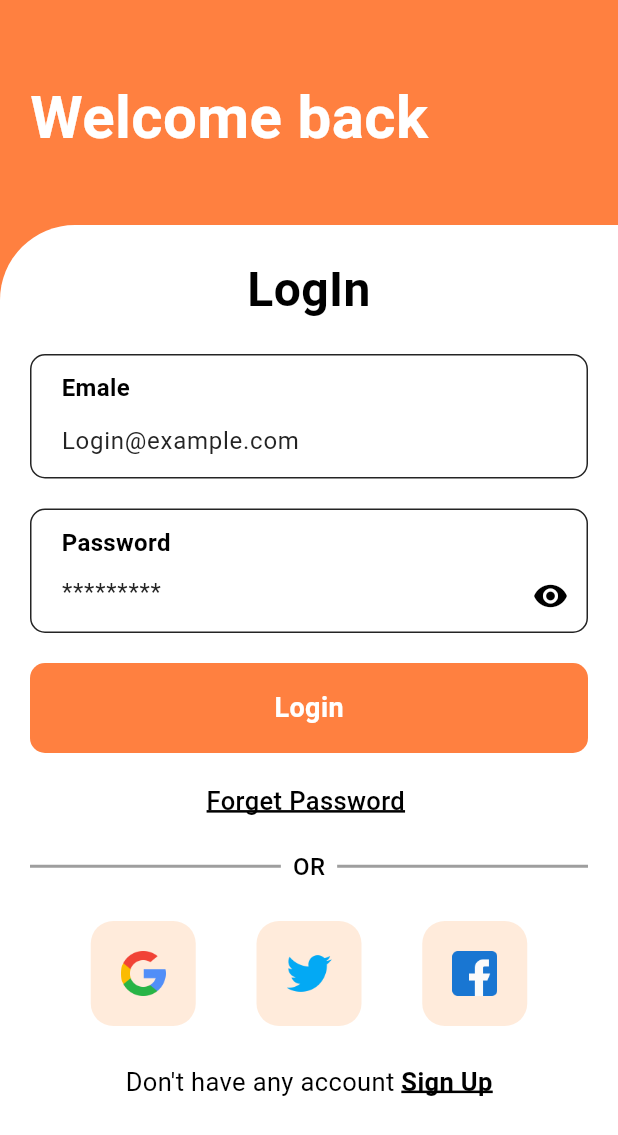
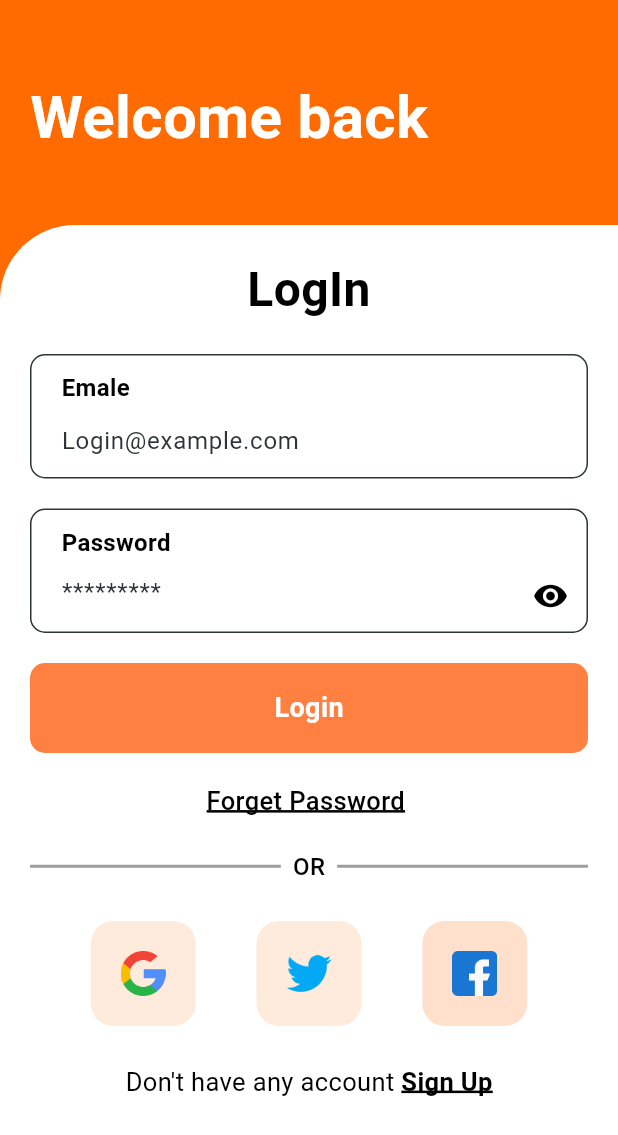
Before and after one commit to attaurrehmanhaji/Login-Signup-Screen, a Flutter app: the screen it shows after launch, on a phone screen of 412 x 824 dp. Shown: the top 1135 px of the screen. Run offline on Flutter 3.47's test engine with Material 3 defaults, Android fonts, the phone set to English and light mode, and no system bars; our stand-ins replace flutter_screenutil.

Commit message:
code update

```diff
--- a/lib/src/core/constants/appColors.dart
+++ b/lib/src/core/constants/appColors.dart
@@ -2,27 +2,33 @@ import 'package:flutter/material.dart';
 
 class AppColors {
   static const whiteColor = Colors.white;
-  static const orangeColor = Color(0xFFFF8040);
-  static const lightOrangeColor = Color(0xFFFFEBDB);
-  static const grayColor = Color(0xff242424);
+  // Primary Brand Color (Deep Orange)
+  static const orangeColor = Color(0xFFFF6B00);
+  static const lightOrangeColor = Color(0xFFFFE0CC);
 
-  // Modern gradient colors
-  static const primaryGradientStart = Color(0xFFFF6B6B);
-  static const primaryGradientEnd = Color(0xFFFFB347);
-  static const secondaryGradientStart = Color(0xFF4ECDC4);
-  static const secondaryGradientEnd = Color(0xFF44A08D);
+  // Secondary / Text Colors
+  static const grayColor = Color(0xff2D3436); // Dark Slate
+  static const darkGrey = Color(0xFF636E72); // Light Slate
 
-  // Accent colors
-  static const accentBlue = Color(0xFF667EEA);
-  static const accentPurple = Color(0xFF764BA2);
-  static const darkBackground = Color(0xFF1A1A2E);
-  static const cardBackground = Color(0xFFF8F9FA);
+  // Modern gradient colors (Orange Theme)
+  static const primaryGradientStart = Color(0xFFFF6B00); // Orange
+  static const primaryGradientEnd = Color(0xFFFF9F43); // Lighter Orange
+
+  static const secondaryGradientStart = Color(0xFF2D3436); // Dark Slate
+  static const secondaryGradientEnd = Color(0xFF636E72); // Light Slate
+
+  // Accent colors (Simplified)
+  static const accentBlue = Color(0xFF0984E3); // Keep for some utility
+  static const accentPurple = Color(0xFF6C5CE7); // Keep for some utility
+
+  static const darkBackground = Color(0xFF1A1A2E); // Keep
+  static const cardBackground = Color(0xFFF5F6FA); // Very Light Grey
 
   // Status colors
-  static const successGreen = Color(0xFF06D6A0);
-  static const errorRed = Color(0xFFEF476F);
+  static const successGreen = Color(0xFF00B894);
+  static const errorRed = Color(0xFFD63031);
 
   // Shadow colors
-  static const shadowLight = Color(0x1A000000);
-  static const shadowMedium = Color(0x33000000);
+  static const shadowLight = Color(0x1A000000); // 10% black
+  static const shadowMedium = Color(0x33000000); // 20% black
 }
--- a/lib/src/features/home/home.dart
+++ b/lib/src/features/home/home.dart
@@ -244,7 +244,7 @@ class _HomeState extends State<Home> with SingleTickerProviderStateMixin {
                   return GridView.builder(
                     padding: EdgeInsets.symmetric(horizontal: 20, vertical: 10),
                     gridDelegate: SliverGridDelegateWithFixedCrossAxisCount(
-                      childAspectRatio: 0.68, // Adjusted for overflow
+                      childAspectRatio: 0.65, // Safer for overflow
                       mainAxisSpacing: 20,
                       crossAxisSpacing: 20,
                       crossAxisCount: 2,
@@ -280,7 +280,10 @@ class _HomeState extends State<Home> with SingleTickerProviderStateMixin {
         decoration: BoxDecoration(
           gradient: isSelected
               ? LinearGradient(
-                  colors: [AppColors.accentBlue, AppColors.accentPurple],
+                  colors: [
+                    AppColors.primaryGradientStart,
+                    AppColors.primaryGradientEnd,
+                  ],
                   begin: Alignment.topLeft,
                   end: Alignment.bottomRight,
                 )
@@ -290,7 +293,7 @@ class _HomeState extends State<Home> with SingleTickerProviderStateMixin {
           boxShadow: [
             BoxShadow(
               color: isSelected
-                  ? AppColors.accentBlue.withOpacity(0.3)
+                  ? AppColors.primaryGradientStart.withOpacity(0.3)
                   : AppColors.shadowLight,
               blurRadius: 8,
               offset: Offset(0, 3),
```
